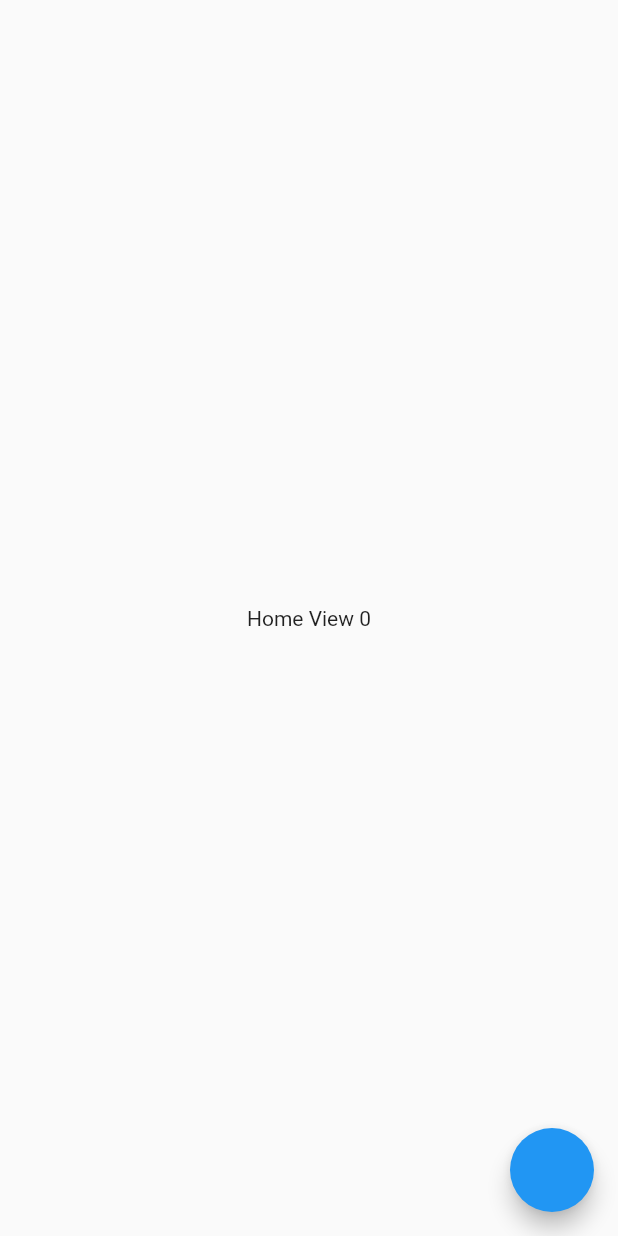
After one commit to ClementPeter/architecture, a Flutter app: the HomeView screen opened directly, on a phone screen of 412 x 824 dp. The commit adds this screen. Run offline on Flutter 3.47's test engine with Material 2 defaults, Android fonts, the phone set to English and light mode, and no system bars; our stand-ins replace stacked.

Commit message:
💡 setup: Stacked Architecture_MVVM

```diff
--- /dev/null
+++ b/stacked_mvvm/lib/views/home_view/home_view.dart
@@ -0,0 +1,29 @@
+import 'package:flutter/src/widgets/framework.dart';
+import 'package:flutter/src/widgets/container.dart';
+import 'package:flutter/material.dart';
+import 'package:stacked/stacked.dart';
+import 'package:stacked_mvvm/views/home_view/home_viewModel.dart';
+
+
+//View hold the UI of the home
+
+class HomeView extends StatelessWidget {
+  const HomeView({super.key});
+
+  @override
+  Widget build(BuildContext context) {
+    return ViewModelBuilder.reactive(
+      viewModelBuilder: () => HomeViewModel(),
+      builder: (context, model, child) => Scaffold(
+        body: Center(
+          child: Text(model.title),
+        ),
+        floatingActionButton: FloatingActionButton(
+          onPressed: () {
+            model.updateCounter();
+          },
+        ),
+      ),
+    );
+  }
+}
--- /dev/null
+++ b/stacked_mvvm/lib/views/home_view/home_viewModel.dart
@@ -0,0 +1,18 @@
+import 'package:flutter/material.dart';
+import 'package:stacked/stacked.dart';
+
+
+class HomeViewModel extends BaseViewModel{
+  String _title = "Home View";
+
+  int _counter =0;
+
+  String get title => "$_title $_counter";
+
+  void updateCounter(){
+    _counter++;
+  }
+
+
+
+}
--- /dev/null
+++ b/stacked_mvvm/lib/views/startup/startup_viewModel.dart
@@ -0,0 +1,8 @@
+import 'package:flutter/material.dart';
+import 'package:stacked/stacked.dart';
+
+class StartupViewModel extends BaseViewModel {
+  String _title = "Startup View";
+
+  String get title => "$_title";
+}
--- a/stacked_mvvm/pubspec.yaml
+++ b/stacked_mvvm/pubspec.yaml
@@ -36,6 +36,7 @@ dependencies:
   # The following adds the Cupertino Icons font to your application.
   # Use with the CupertinoIcons class for iOS style icons.
   cupertino_icons: ^1.0.2
+  stacked: ^3.2.0
 
 dev_dependencies:
   flutter_test:
```
Also changed, not shown: stacked_mvvm/lib/app/router.dart (added, +18 -0 lines), stacked_mvvm/lib/main.dart (+10 -1 lines), stacked_mvvm/lib/views/startup/startup_view.dart (added, +28 -0 lines), stacked_mvvm/pubspec.lock.
